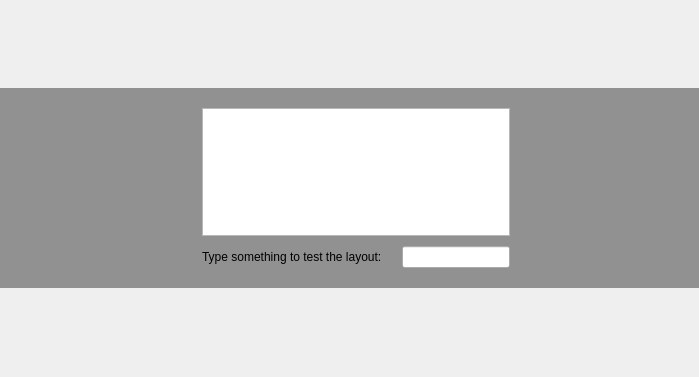
The window that yali-proximate/yali/gui/Ui/keyboardwidget.ui (pars-linux/uludag) describes before a commit, drawn with Qt 5.
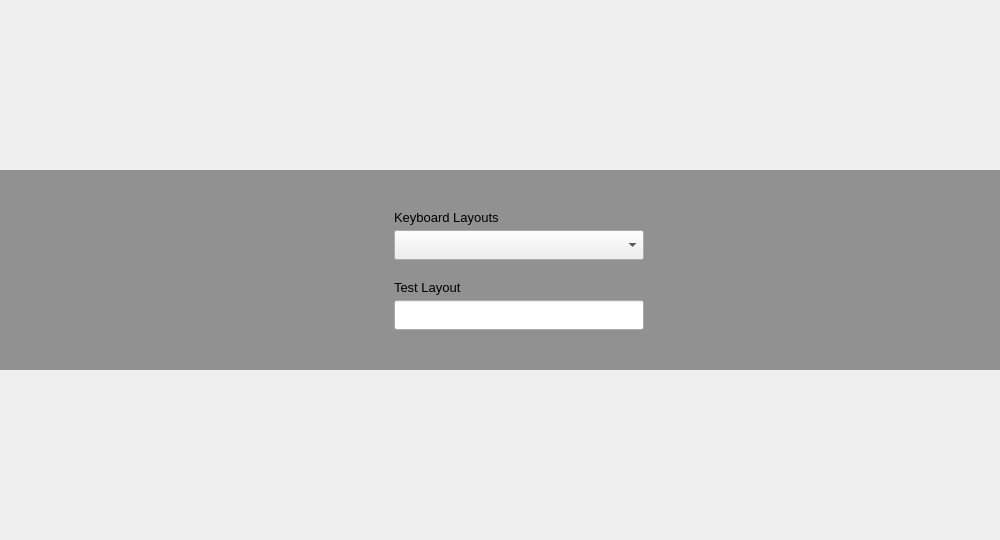
The same window after the commit. Icons and pictures are not drawn.

Patch:
```diff
--- a/yali-proximate/yali/gui/Ui/keyboardwidget.ui
+++ b/yali-proximate/yali/gui/Ui/keyboardwidget.ui
@@ -6,8 +6,8 @@
    <rect>
     <x>0</x>
     <y>0</y>
-    <width>699</width>
-    <height>377</height>
+    <width>1000</width>
+    <height>540</height>
    </rect>
   </property>
   <property name="windowTitle">
@@ -53,9 +53,36 @@
       <property name="bottomMargin">
        <number>20</number>
       </property>
+      <property name="horizontalSpacing">
+       <number>30</number>
+      </property>
+      <item row="0" column="3">
+       <spacer name="horizontalSpacer_2">
+        <property name="orientation">
+         <enum>Qt::Horizontal</enum>
+        </property>
+        <property name="sizeHint" stdset="0">
+         <size>
+          <width>40</width>
+          <height>20</height>
+         </size>
+        </property>
+       </spacer>
+      </item>
+      <item row="0" column="0">
+       <spacer name="horizontalSpacer">
+        <property name="orientation">
+         <enum>Qt::Horizontal</enum>
+        </property>
+        <property name="sizeHint" stdset="0">
+         <size>
+          <width>40</width>
+          <height>20</height>
+         </size>
+        </property>
+       </spacer>
+      </item>
       <item row="0" column="1">
-       <layout class="QHBoxLayout" name="horizontalLayout_2">
-        <item>
          <widget class="QLabel" name="pix">
           <property name="text">
            <string/>
@@ -71,10 +98,10 @@
           </property>
          </widget>
         </item>
-        <item>
+      <item row="0" column="2">
          <layout class="QVBoxLayout" name="verticalLayout">
           <property name="spacing">
-           <number>10</number>
+         <number>20</number>
           </property>
           <property name="leftMargin">
            <number>10</number>
@@ -96,24 +123,92 @@
            </spacer>
           </item>
           <item>
-           <widget class="QListWidget" name="keyboard_list">
-            <property name="alternatingRowColors">
-             <bool>false</bool>
-            </property>
+         <layout class="QVBoxLayout" name="verticalLayout_2">
+          <property name="spacing">
+           <number>5</number>
+          </property>
+          <property name="bottomMargin">
+           <number>0</number>
+          </property>
+          <item>
+           <widget class="QLabel" name="label">
+            <property name="font">
+             <font>
+              <pointsize>10</pointsize>
+             </font>
+            </property>
+            <property name="text">
+             <string>Keyboard Layouts</string>
+            </property>
            </widget>
           </item>
           <item>
-           <layout class="QHBoxLayout" name="horizontalLayout">
+           <widget class="QComboBox" name="keyboard_list">
+            <property name="sizePolicy">
+             <sizepolicy hsizetype="Fixed" vsizetype="Fixed">
+              <horstretch>0</horstretch>
+              <verstretch>0</verstretch>
+             </sizepolicy>
+            </property>
+            <property name="minimumSize">
+             <size>
+              <width>250</width>
+              <height>30</height>
+             </size>
+            </property>
+            <property name="maximumSize">
+             <size>
+              <width>250</width>
+              <height>30</height>
+             </size>
+            </property>
+            <property name="font">
+             <font>
+              <pointsize>10</pointsize>
+             </font>
+            </property>
+            <property name="frame">
+             <bool>true</bool>
+            </property>
+           </widget>
+          </item>
+         </layout>
+        </item>
+        <item>
+         <layout class="QVBoxLayout" name="verticalLayout_3">
             <property name="spacing">
-             <number>20</number>
+           <number>5</number>
             </property>
             <property name="bottomMargin">
              <number>0</number>
             </property>
             <item>
              <widget class="QLabel" name="textLabel1_2">
+            <property name="sizePolicy">
+             <sizepolicy hsizetype="Preferred" vsizetype="Preferred">
+              <horstretch>0</horstretch>
+              <verstretch>0</verstretch>
+             </sizepolicy>
+            </property>
+            <property name="minimumSize">
+             <size>
+              <width>250</width>
+              <height>0</height>
+             </size>
+            </property>
+            <property name="maximumSize">
+             <size>
+              <width>250</width>
+              <height>16777215</height>
+             </size>
+            </property>
+            <property name="font">
+             <font>
+              <pointsize>10</pointsize>
+             </font>
+            </property>
               <property name="text">
-               <string>Type something to test the layout:</string>
+             <string>Test Layout</string>
               </property>
               <property name="wordWrap">
                <bool>false</bool>
@@ -121,7 +216,34 @@
              </widget>
             </item>
             <item>
-             <widget class="QLineEdit" name="lineEdit1"/>
+           <widget class="QLineEdit" name="lineEdit1">
+            <property name="sizePolicy">
+             <sizepolicy hsizetype="Preferred" vsizetype="Preferred">
+              <horstretch>0</horstretch>
+              <verstretch>0</verstretch>
+             </sizepolicy>
+            </property>
+            <property name="minimumSize">
+             <size>
+              <width>0</width>
+              <height>30</height>
+             </size>
+            </property>
+            <property name="maximumSize">
+             <size>
+              <width>16777215</width>
+              <height>30</height>
+             </size>
+            </property>
+            <property name="font">
+             <font>
+              <pointsize>17</pointsize>
+             </font>
+            </property>
+            <property name="styleSheet">
+             <string notr="true"/>
+            </property>
+           </widget>
             </item>
            </layout>
           </item>
@@ -139,34 +261,6 @@
            </spacer>
           </item>
          </layout>
-        </item>
-       </layout>
-      </item>
-      <item row="0" column="2">
-       <spacer name="horizontalSpacer_2">
-        <property name="orientation">
-         <enum>Qt::Horizontal</enum>
-        </property>
-        <property name="sizeHint" stdset="0">
-         <size>
-          <width>40</width>
-          <height>20</height>
-         </size>
-        </property>
-       </spacer>
-      </item>
-      <item row="0" column="0">
-       <spacer name="horizontalSpacer">
-        <property name="orientation">
-         <enum>Qt::Horizontal</enum>
-        </property>
-        <property name="sizeHint" stdset="0">
-         <size>
-          <width>40</width>
-          <height>20</height>
-         </size>
-        </property>
-       </spacer>
       </item>
      </layout>
     </widget>
```
Left out of the diff: 2 changed lines with no effect on the pictures. Lines whose indentation alone changed are shown as unchanged.
